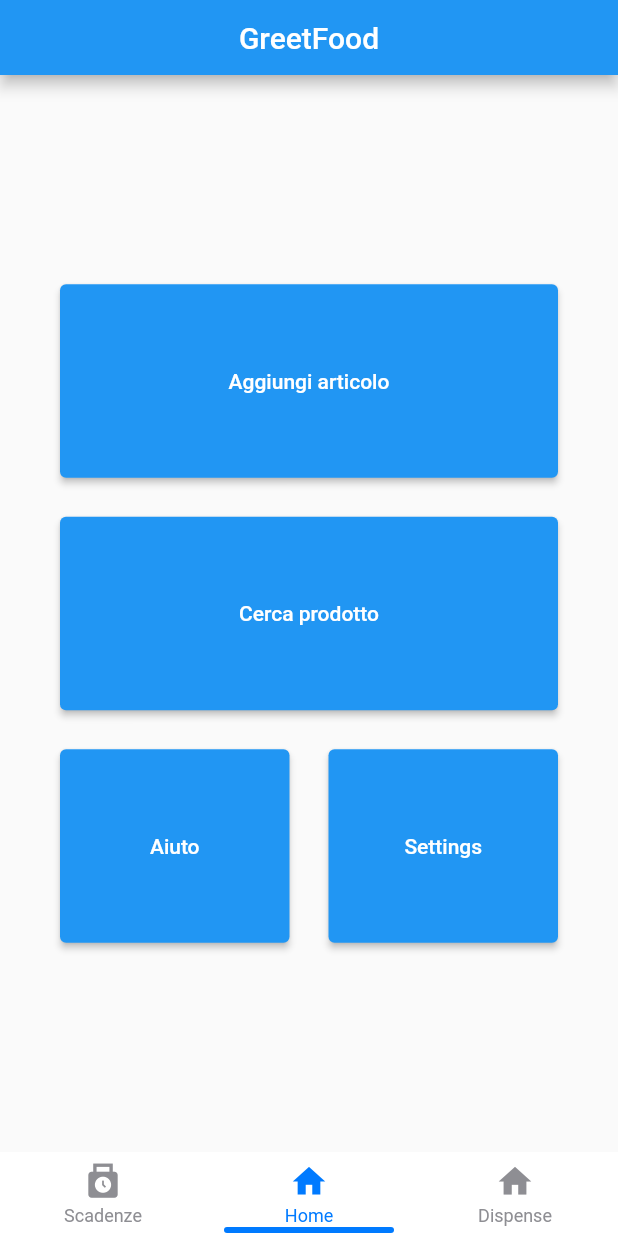
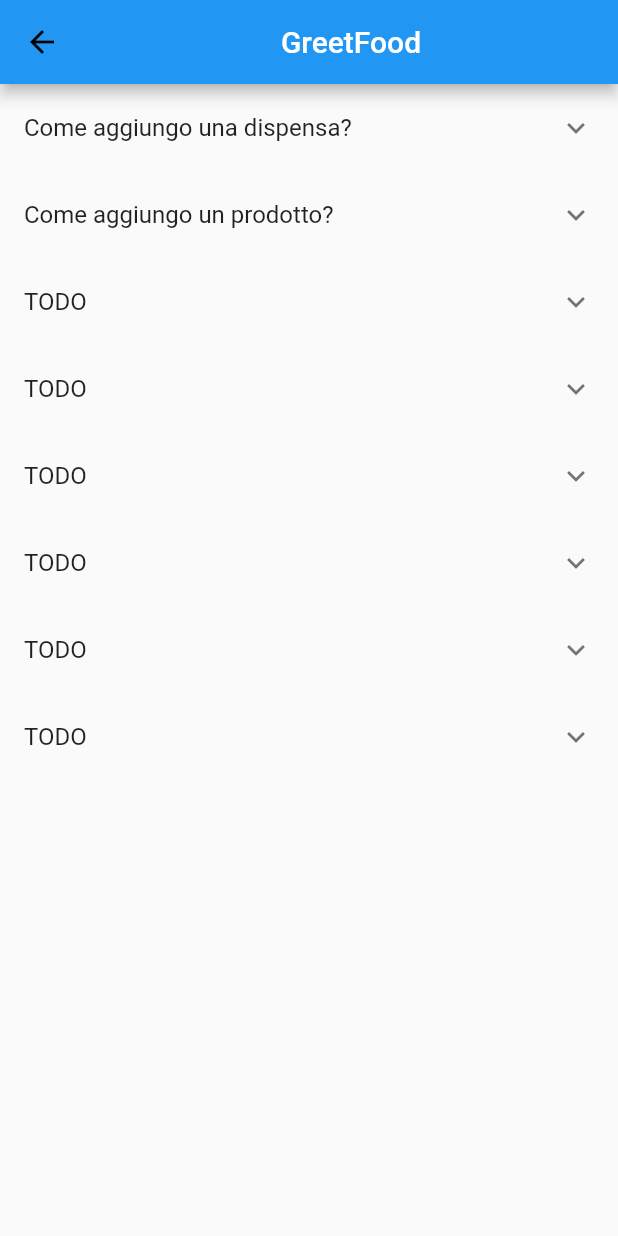
Before and after one commit to SimoneT99/Greet_food_Progetto_Esame, a Flutter app: the screen it shows after launch, item 2 of the bottom bar chosen, after a tap on "Aiuto", on a phone screen of 412 x 824 dp. Run offline on Flutter 3.47's test engine with Material 2 defaults, Android fonts, the phone set to English and light mode, and no system bars; drawn by our look-alikes of persistent_bottom_nav_bar; our stand-ins replace camera, syncfusion_flutter_charts; missing offline and left inert: mobile_scanner.

Commit message:
Pagina aiuto e refactoring visualizzazione prodotti

```diff
--- a/lib/Widgets/HomeSection.dart
+++ b/lib/Widgets/HomeSection.dart
@@ -2,6 +2,7 @@ import 'package:flutter/material.dart';
 import 'package:greet_food/Widgets/Factories/AppbarFactory.dart';
 import 'package:flutter/foundation.dart';
 import 'package:greet_food/Widgets/PaginaAggiuntaArticolo.dart';
+import 'package:greet_food/Widgets/PaginaAiuto.dart';
 
 import 'PaginaRicercaProdotto.dart';
 
@@ -143,7 +144,13 @@ class Aiuto extends StatelessWidget {
   @override
   Widget build(BuildContext context) {
     return ElevatedButton(
-      onPressed: () {print("richiesta aggiunta articolo"); },
+      onPressed: () {
+        Navigator.of(context).push(new MaterialPageRoute(
+            builder: (context) {
+              return PaginaAiuto();
+            }
+        ));
+      },
       child: Text("Aiuto"),
     );
   }
--- /dev/null
+++ b/lib/Widgets/PaginaAiuto.dart
@@ -0,0 +1,80 @@
+import 'package:flutter/cupertino.dart';
+import 'package:flutter/material.dart';
+import 'package:greet_food/Widgets/Factories/AppbarFactory.dart';
+
+/**
+ * Pagina con informazioni per l'utente
+ */
+
+class PaginaAiuto extends StatelessWidget{
+
+  @override
+  Widget build(BuildContext context) {
+    return Scaffold(
+      appBar: AppBarFactory.getBackAppbar(),
+      body: ListView.builder(
+        itemCount: _tips.length,
+          itemBuilder: (BuildContext context, int index) {
+            return ExpansionTile(
+              title: Text(_tips[index]._problem),
+              children: <Widget>[
+                ListTile(title: Text(_tips[index]._answer)),
+              ],
+            );
+          }
+      ),
+    );
+  }
+}
+
+class _Help{
+  late final String _problem;
+  late final String _answer;
+
+  _Help({required String problem, required String answer}){
+    this._problem = problem;
+    this._answer = answer;
+  }
+}
+
+
+/**
+ * Lista di aiuti a disposizione dell'utente
+ */
+List<_Help> _tips = <_Help>[
+
+  _Help(
+    problem: "Come aggiungo una dispensa?",
+    answer: "Vai nella sezione dispense e premi il pulsante aggiungi"
+  ),
+  _Help(
+      problem: "Come aggiungo un prodotto?",
+      answer: "Puoi aggiungere un prodotto scannerizzandone uno per la prima volta "
+              "se questo ha un codice a barre, oppure premendo nell'icona in alto"
+              "a destra nella schermata che appare premendo su no codice"
+  ),
+  _Help(
+      problem: "TODO",
+      answer: "TODO"
+  ),
+  _Help(
+      problem: "TODO",
+      answer: "TODO"
+  ),
+  _Help(
+      problem: "TODO",
+      answer: "TODO"
+  ),
+  _Help(
+      problem: "TODO",
+      answer: "TODO"
+  ),
+  _Help(
+      problem: "TODO",
+      answer: "TODO"
+  ),
+  _Help(
+      problem: "TODO",
+      answer: "TODO"
+  ),
+];
```
Also changed, not shown: lib/Widgets/PaginaAggiuntaArticolo.dart (+2 -103 lines), lib/Widgets/PaginaRicercaProdotto.dart (+11 -2 lines), lib/Widgets/VisualizzazioneProdotto.dart (added, +168 -0 lines), Assets/Images/Affermativo.svg (added), Assets/Images/Errore.svg (added), Assets/Images/Warning.svg (added).
